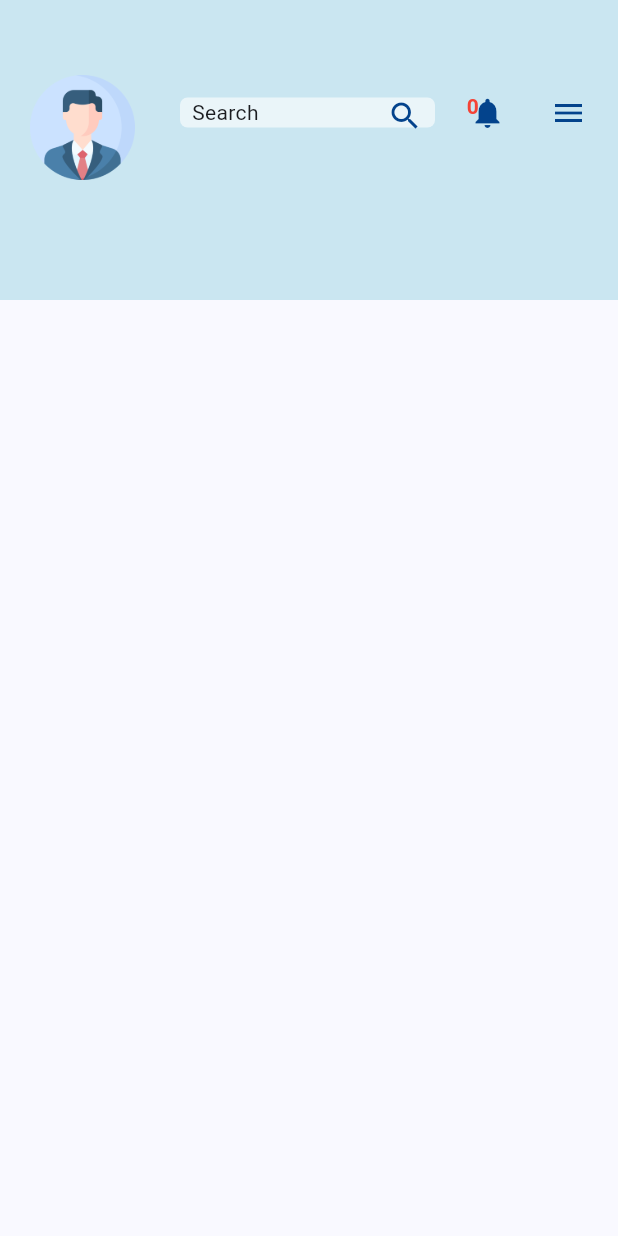
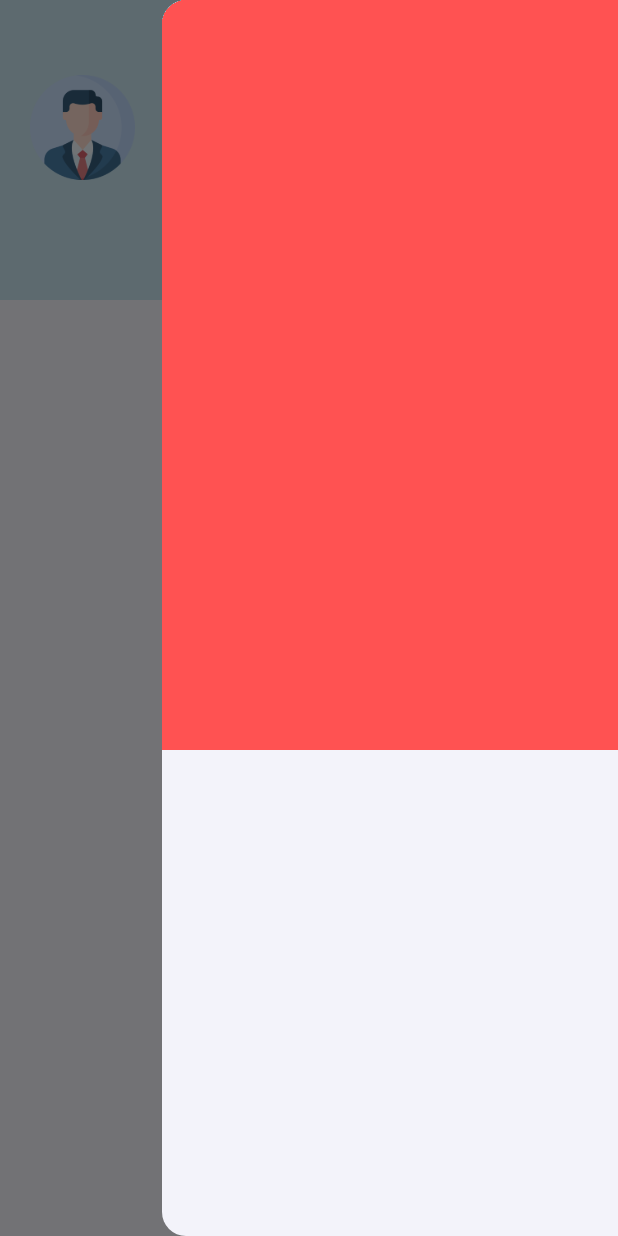
Before and after one commit to Mosaidur/Job-Skeers, a Flutter app: the screen it shows after launch, with the side drawer open (before the commit the screen has no drawer), on a phone screen of 412 x 824 dp. Run offline on Flutter 3.47's test engine with Material 3 defaults, Android fonts, the phone set to English and light mode, and no system bars; our stand-ins replace email_validator, intl_phone_field.

Commit message:
3rd commite

```diff
--- a/jobskeers/lib/Job_Seeker/JobSeekerHomePage.dart
+++ b/jobskeers/lib/Job_Seeker/JobSeekerHomePage.dart
@@ -2,7 +2,6 @@ import 'package:flutter/cupertino.dart';
 import 'package:flutter/material.dart';
 import 'package:url_launcher/url_launcher.dart';
 
-import 'Widgets/HomePage_hadder.dart';
 
 class JobSeekerHompage extends StatefulWidget {
   const JobSeekerHompage({super.key});
@@ -12,22 +11,149 @@ class JobSeekerHompage extends StatefulWidget {
 }
 
 class _JobSeekerHompageState extends State<JobSeekerHompage> {
+
+  String number= "99";
+
   @override
   Widget build(BuildContext context) {
     return Scaffold(
       body: Column(
         children: [
-          // Example 1: Using Container with fixed height
+
+
+          // Hadder of the HomePage
           Container(
-            height: 200, // Set a fixed height
-            child: HomePageHadder(),
+            width: double.maxFinite,
+            height: 200,
+            color: Color(0xffcae6f1),
+            child: Column(
+              children: [
+
+
+                Padding(
+                  padding: const EdgeInsets.only(top: 30.0),
+                  child: Row(
+                    children: [
+
+
+                      // Image Icon
+                      Padding(
+                        padding: const EdgeInsets.only(left: 20.0,top: 20.0),
+                        child: Container(
+                          height: 70,
+                          // width: 100,
+                          decoration: BoxDecoration(
+                              shape: BoxShape.circle
+                          ),
+                          child: Image.asset("assets/icons/man_logo.png"),
+                        ),
+                      ),
+
+                      // Search bar
+                      Padding(
+                        padding: const EdgeInsets.only(left: 30.0,right: 8.0),
+                        child: Container(
+                          height: 20,
+                          width: 170,
+                          decoration: BoxDecoration(
+                              color: Colors.white60,
+                              borderRadius: BorderRadius.circular(5)
+                          ),
+                          child: Padding(
+                            padding: const EdgeInsets.only(left: 8.0,right: 8.0),
+                            child: Row(
+                              mainAxisAlignment: MainAxisAlignment.spaceBetween,
+                              children: [
+                                Text("Search"),
+                                Icon(
+                                  Icons.search,
+                                  color: Color(0xff03438C),
+                                )
+                              ],
+                            ),
+                          ),
+                        ),
+                      ),
+
+                      // Notification Icon
+                      Padding(
+                        padding: const EdgeInsets.all(8.0),
+                        child: Stack(
+                          alignment: AlignmentDirectional.topEnd ,
+                          children: [
+
+                            Padding(
+                              padding: const EdgeInsets.all(8.0),
+                              child: Icon(
+                                Icons.notifications,
+                                color: Color(0xff03438C),
+                              ),
+                            ),
+
+                            Text(
+                              "${number}",
+                              style: TextStyle(
+                                  color: Colors.red,
+                                  fontWeight: FontWeight.bold,
+                                  fontSize: 15
+                              ),
+                              //textAlign: TextAlign.right,
+                            )
+
+                          ],
+                        ),
+                      ),
+
+
+
+                      Builder(
+                          builder: (context) {
+                            return IconButton(
+                              icon: Icon(
+                                Icons.menu,
+                                color: Color(0xff03438C),
+                              ),
+                              onPressed: () {
+                                Scaffold.of(context).openEndDrawer();
+                              },
+                            );
+                          }
+                      )
+
+                      // Padding(
+                      //   padding: const EdgeInsets.all(15.0),
+                      //   child: Icon(
+                      //     Icons.menu,
+                      //     color: Color(0xff03438C),
+                      //   ),
+                      // )
+
+
+                    ],
+                  ),
+                ),
+              ],
+            ),
           ),
 
-          // Example 2: Using Expanded to take available space
-          // Expanded(
-          //   child: HomePageHadder(),
-          // ),
+
+
+
+
+
         ],
+      ),
+      endDrawer: Drawer(
+        child: SingleChildScrollView(
+          child: Column(
+            children: [
+              Container(
+                height: 500,
+                color: Colors.redAccent,
+              )
+            ],
+          ),
+        ),
       ),
     );
   }
--- a/jobskeers/lib/Job_Seeker/Widgets/HomePage_hadder.dart
+++ /dev/null
@@ -1,113 +0,0 @@
-import 'package:flutter/material.dart';
-
-class HomePageHadder extends StatefulWidget {
-  HomePageHadder({super.key});
-
-  @override
-  State<HomePageHadder> createState() => _HomePageHadderState();
-}
-
-class _HomePageHadderState extends State<HomePageHadder> {
-
-  String number= "0";
-
-  @override
-  Widget build(BuildContext context) {
-    return Scaffold(
-      body: Container(
-        // width: double.maxFinite,
-        // height: 250,
-        color: Color(0xffcae6f1),
-        child: Column(
-          children: [
-            Padding(
-              padding: const EdgeInsets.only(top: 30.0),
-              child: Row(
-                children: [
-
-
-                  // Image Icon
-                  Padding(
-                    padding: const EdgeInsets.only(left: 20.0,top: 20.0),
-                    child: Container(
-                      height: 70,
-                      // width: 100,
-                      decoration: BoxDecoration(
-                        shape: BoxShape.circle
-                      ),
-                      child: Image.asset("assets/icons/man_logo.png"),
-                    ),
-                  ),
-
-                  // Search bar
-                  Padding(
-                    padding: const EdgeInsets.only(left: 30.0,right: 8.0),
-                    child: Container(
-                      height: 20,
-                      width: 170,
-                      decoration: BoxDecoration(
-                        color: Colors.white60,
-                        borderRadius: BorderRadius.circular(5)
-                      ),
-                      child: Padding(
-                        padding: const EdgeInsets.only(left: 8.0,right: 8.0),
-                        child: Row(
-                          mainAxisAlignment: MainAxisAlignment.spaceBetween,
-                          children: [
-                            Text("Search"),
-                            Icon(
-                              Icons.search,
-                              color: Color(0xff03438C),
-                            )
-                          ],
-                        ),
-                      ),
-                    ),
-                  ),
-
-                  // Notification Icon
-                  Padding(
-                    padding: const EdgeInsets.all(13.0),
-                    child: Stack(
-                      children: [
-
-                        Padding(
-                          padding: const EdgeInsets.all(2.0),
-                          child: Icon(
-                              Icons.notifications,
-                            color: Color(0xff03438C),
-                          ),
-                        ),
-
-                        Text(
-                          "${number}",
-                          style: TextStyle(
-                            color: Colors.red,
-                            fontWeight: FontWeight.bold
-                          ),
-                        )
-
-                      ],
-                    ),
-                  ),
-
-
-
-                  Padding(
-                    padding: const EdgeInsets.all(15.0),
-                    child: Icon(
-                      Icons.menu,
-                      color: Color(0xff03438C),
-                    ),
-                  )
-
-
-                ],
-              ),
-            )
-          ],
-        ),
-      ),
-    );
-  }
-}
```
